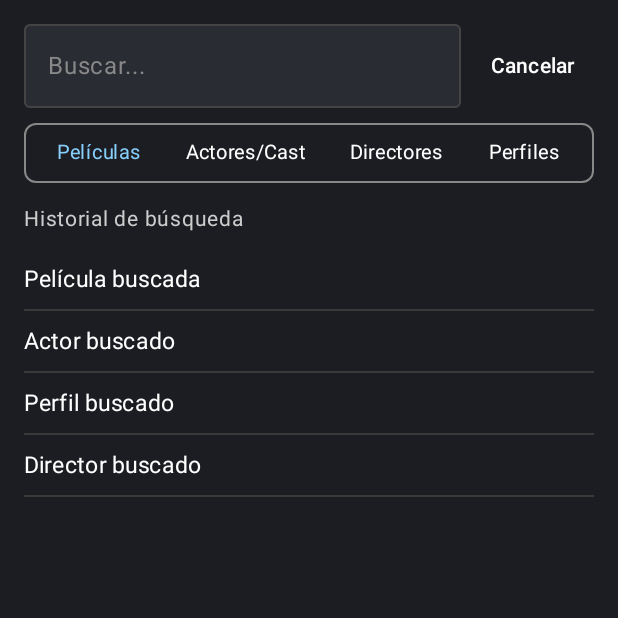
After one commit to IanRT08/silver-garbanzo, an Android app built with Jetpack Compose: the composable BuscarScreen shown on its own in the app's theme, on a phone screen of 412 x 824 dp, the top half of it. The commit adds this screen. Run offline under Robolectric (Android 15) with nearby library versions, the phone set to English and light mode, and no system bars.

Commit message:
Se realizo AgregarScreen, BuscarScreen, con sus respectivos viewmodel

```diff
--- /dev/null
+++ b/app/src/main/java/mx/edu/utez/silvergarbanzo/ui/screens/BuscarScreen.kt
@@ -0,0 +1,137 @@
+package mx.edu.utez.silvergarbanzo.ui.screens
+
+import androidx.compose.foundation.BorderStroke
+import androidx.compose.foundation.background
+import androidx.compose.foundation.border
+import androidx.compose.foundation.clickable
+import androidx.compose.foundation.layout.*
+import androidx.compose.foundation.lazy.LazyColumn
+import androidx.compose.material3.*
+import androidx.compose.runtime.Composable
+import androidx.compose.runtime.getValue
+import androidx.compose.ui.Alignment
+import androidx.compose.ui.Modifier
+import androidx.compose.ui.graphics.Color
+import androidx.compose.ui.text.input.TextFieldValue
+import androidx.compose.ui.tooling.preview.Preview
+import androidx.compose.ui.unit.dp
+import androidx.compose.ui.unit.sp
+import androidx.navigation.NavController
+import androidx.navigation.compose.rememberNavController
+import mx.edu.utez.silvergarbanzo.ui.theme.SilverGarbanzoTheme
+import mx.edu.utez.silvergarbanzo.viewmodel.AgregarViewModel
+import mx.edu.utez.silvergarbanzo.viewmodel.BuscarViewModel
+
+@OptIn(ExperimentalMaterial3Api::class)
+@Composable
+fun BuscarScreen(viewModel: BuscarViewModel, navController: NavController) {
+    val searchText by viewModel.searchText
+    val selectedCategory by viewModel.selectedCategory
+    val categories = listOf("Películas", "Actores/Cast", "Directores", "Perfiles")
+
+    Column(
+        modifier = Modifier
+            .fillMaxSize()
+            .background(Color(0xFF1b1d23))
+            .padding(16.dp)
+    ) {
+        // 🔍 Barra de búsqueda + Cancelar
+        Row(
+            verticalAlignment = Alignment.CenterVertically,
+            modifier = Modifier.fillMaxWidth()
+        ) {
+            OutlinedTextField(
+                value = searchText,
+                onValueChange = { viewModel.updateSearchText(it) },
+                placeholder = { Text(text = "Buscar...", color = Color.Gray) },
+                modifier = Modifier
+                    .weight(1f)
+                    .height(56.dp),
+                colors = OutlinedTextFieldDefaults.colors(
+                    focusedBorderColor = Color.Gray,
+                    unfocusedBorderColor = Color.DarkGray,
+                    focusedTextColor = Color.White,
+                    unfocusedTextColor = Color.White,
+                    focusedContainerColor = Color(0xFF2A2C33),
+                    unfocusedContainerColor = Color(0xFF2A2C33)
+                ),
+                singleLine = true
+            )
+
+            Spacer(modifier = Modifier.width(8.dp))
+
+            TextButton(
+                onClick = {
+                    viewModel.clearSearch()
+                    navController.popBackStack() // 🔙 Regresa al perfil
+                }
+            ) {
+                Text("Cancelar", color = Color.White)
+            }
+        }
+
+        Spacer(modifier = Modifier.height(10.dp))
+
+        // 🔹 Barra de selección de categoría
+        Row(
+            modifier = Modifier
+                .fillMaxWidth()
+                .border(BorderStroke(1.dp, Color.Gray), shape = MaterialTheme.shapes.small)
+                .padding(vertical = 4.dp),
+            horizontalArrangement = Arrangement.SpaceEvenly
+        ) {
+            categories.forEach { category ->
+                Text(
+                    text = category,
+                    color = if (selectedCategory == category) Color(0xFF87CEFA) else Color.White,
+                    fontSize = 13.sp,
+                    modifier = Modifier
+                        .clickable { viewModel.updateCategory(category) }
+                        .padding(horizontal = 8.dp, vertical = 4.dp)
+                )
+            }
+        }
+
+        Spacer(modifier = Modifier.height(12.dp))
+
+        // 📜 Historial de búsqueda
+        Text(
+            text = "Historial de búsqueda",
+            color = Color.LightGray,
+            fontSize = 14.sp,
+            modifier = Modifier.padding(bottom = 8.dp)
+        )
+
+        LazyColumn(
+            modifier = Modifier.fillMaxSize()
+        ) {
+            items(viewModel.searchHistory.size) { index ->
+                Text(
+                    text = viewModel.searchHistory[index],
+                    color = Color.White,
+                    fontSize = 15.sp,
+                    modifier = Modifier
+                        .fillMaxWidth()
+                        .padding(vertical = 8.dp)
+                        .clickable {
+                            viewModel.updateSearchText(viewModel.searchHistory[index])
+                        }
+                )
+                Divider(color = Color(0xFF3A3A3A), thickness = 1.dp)
+            }
+        }
+    }
+}
+
+@Preview(showBackground = true)
+@Composable
+fun PreviewBuscarScreen() {
+    SilverGarbanzoTheme {
+        val navController = rememberNavController()
+        val viewModel = BuscarViewModel()
+        BuscarScreen(
+            viewModel = viewModel,
+            navController = navController
+        )
+    }
+}
--- /dev/null
+++ b/app/src/main/java/mx/edu/utez/silvergarbanzo/viewmodel/BuscarViewModel.kt
@@ -0,0 +1,28 @@
+package mx.edu.utez.silvergarbanzo.viewmodel
+
+import androidx.compose.runtime.mutableStateListOf
+import androidx.compose.runtime.mutableStateOf
+import androidx.lifecycle.ViewModel
+
+class BuscarViewModel : ViewModel() {
+    var searchText = mutableStateOf("")
+    var selectedCategory = mutableStateOf("Películas")
+    var searchHistory = mutableStateListOf(
+        "Película buscada",
+        "Actor buscado",
+        "Perfil buscado",
+        "Director buscado"
+    )
+
+    fun updateCategory(category: String) {
+        selectedCategory.value = category
+    }
+
+    fun updateSearchText(text: String) {
+        searchText.value = text
+    }
+
+    fun clearSearch() {
+        searchText.value = ""
+    }
+}
```
Also changed, not shown: app/src/main/java/mx/edu/utez/silvergarbanzo/ui/screens/AgregarScreen.kt (added, +174 -0 lines), app/src/main/java/mx/edu/utez/silvergarbanzo/ui/screens/MovieEditScreen.kt (+47 -38 lines), app/src/main/java/mx/edu/utez/silvergarbanzo/viewmodel/AgregarViewModel.kt (added, +36 -0 lines).
